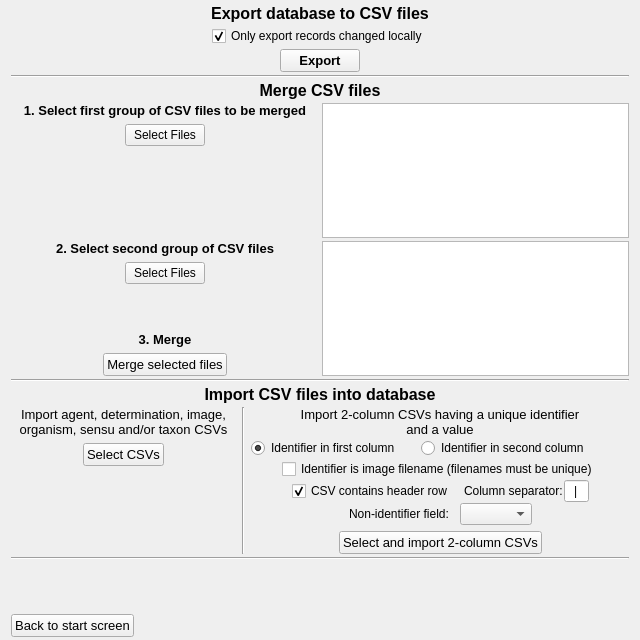
kopolzin/bioimages-collection-manager, file src/managecsvs.ui: the form before one commit.
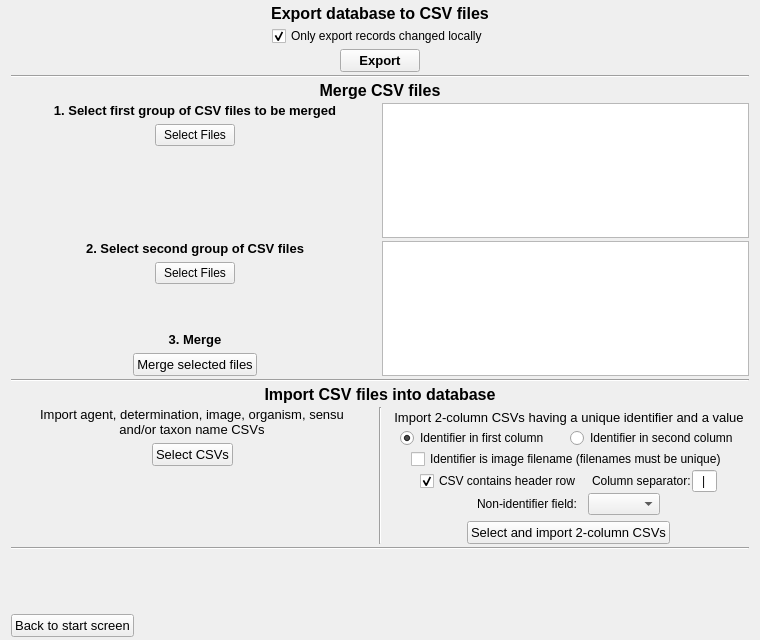
The form after the commit. Icons and pictures are not drawn.

Commit message: Changed 'taxon' to 'taxon name' and adjusted layout

```diff
--- a/src/managecsvs.ui
+++ b/src/managecsvs.ui
@@ -6,7 +6,7 @@
    <rect>
     <x>0</x>
     <y>0</y>
-    <width>640</width>
+    <width>760</width>
     <height>640</height>
    </rect>
   </property>
@@ -524,12 +524,12 @@
     </widget>
    </item>
    <item>
-    <layout class="QHBoxLayout" name="horizontalLayout_10">
+    <layout class="QHBoxLayout" name="horizontalLayout_10" stretch="0,0,0">
      <property name="spacing">
       <number>6</number>
      </property>
      <item>
-      <layout class="QVBoxLayout" name="verticalLayout_4">
+      <layout class="QVBoxLayout" name="verticalLayout_4" stretch="0,0,0">
        <property name="spacing">
         <number>6</number>
        </property>
@@ -543,9 +543,12 @@
            <property name="orientation">
             <enum>Qt::Horizontal</enum>
            </property>
+           <property name="sizeType">
+            <enum>QSizePolicy::MinimumExpanding</enum>
+           </property>
            <property name="sizeHint" stdset="0">
             <size>
-             <width>40</width>
+             <width>20</width>
              <height>20</height>
             </size>
            </property>
@@ -553,6 +556,12 @@
          </item>
          <item>
           <widget class="QLabel" name="label_6">
+           <property name="sizePolicy">
+            <sizepolicy hsizetype="Expanding" vsizetype="Preferred">
+             <horstretch>0</horstretch>
+             <verstretch>0</verstretch>
+            </sizepolicy>
+           </property>
            <property name="font">
             <font>
              <pointsize>10</pointsize>
@@ -561,7 +570,7 @@
             </font>
            </property>
            <property name="text">
-            <string>Import agent, determination, image, organism, sensu and/or taxon CSVs</string>
+            <string>Import agent, determination, image, organism, sensu and/or taxon name CSVs</string>
            </property>
            <property name="alignment">
             <set>Qt::AlignCenter</set>
@@ -576,9 +585,12 @@
            <property name="orientation">
             <enum>Qt::Horizontal</enum>
            </property>
+           <property name="sizeType">
+            <enum>QSizePolicy::MinimumExpanding</enum>
+           </property>
            <property name="sizeHint" stdset="0">
             <size>
-             <width>40</width>
+             <width>20</width>
              <height>20</height>
             </size>
            </property>
@@ -673,7 +685,7 @@
            </property>
            <property name="sizeHint" stdset="0">
             <size>
-             <width>40</width>
+             <width>1</width>
              <height>20</height>
             </size>
            </property>
@@ -695,7 +707,7 @@
             <set>Qt::AlignCenter</set>
            </property>
            <property name="wordWrap">
-            <bool>true</bool>
+            <bool>false</bool>
            </property>
           </widget>
          </item>
@@ -709,7 +721,7 @@
            </property>
            <property name="sizeHint" stdset="0">
             <size>
-             <width>40</width>
+             <width>1</width>
              <height>20</height>
             </size>
            </property>
@@ -724,9 +736,12 @@
            <property name="orientation">
             <enum>Qt::Horizontal</enum>
            </property>
+           <property name="sizeType">
+            <enum>QSizePolicy::MinimumExpanding</enum>
+           </property>
            <property name="sizeHint" stdset="0">
             <size>
-             <width>40</width>
+             <width>5</width>
              <height>20</height>
             </size>
            </property>
@@ -787,7 +802,7 @@
            </property>
            <property name="sizeHint" stdset="0">
             <size>
-             <width>40</width>
+             <width>5</width>
              <height>20</height>
             </size>
            </property>
@@ -804,7 +819,7 @@
            </property>
            <property name="sizeHint" stdset="0">
             <size>
-             <width>40</width>
+             <width>20</width>
              <height>20</height>
             </size>
            </property>
@@ -830,7 +845,7 @@
            </property>
            <property name="sizeHint" stdset="0">
             <size>
-             <width>40</width>
+             <width>20</width>
              <height>20</height>
             </size>
            </property>
@@ -847,7 +862,7 @@
            </property>
            <property name="sizeHint" stdset="0">
             <size>
-             <width>40</width>
+             <width>20</width>
              <height>20</height>
             </size>
            </property>
@@ -942,7 +957,7 @@
            </property>
            <property name="sizeHint" stdset="0">
             <size>
-             <width>40</width>
+             <width>20</width>
              <height>20</height>
             </size>
            </property>
@@ -962,7 +977,7 @@
            </property>
            <property name="sizeHint" stdset="0">
             <size>
-             <width>40</width>
+             <width>20</width>
              <height>20</height>
             </size>
            </property>
@@ -1017,7 +1032,7 @@
            </property>
            <property name="sizeHint" stdset="0">
             <size>
-             <width>40</width>
+             <width>20</width>
              <height>20</height>
             </size>
            </property>
```
